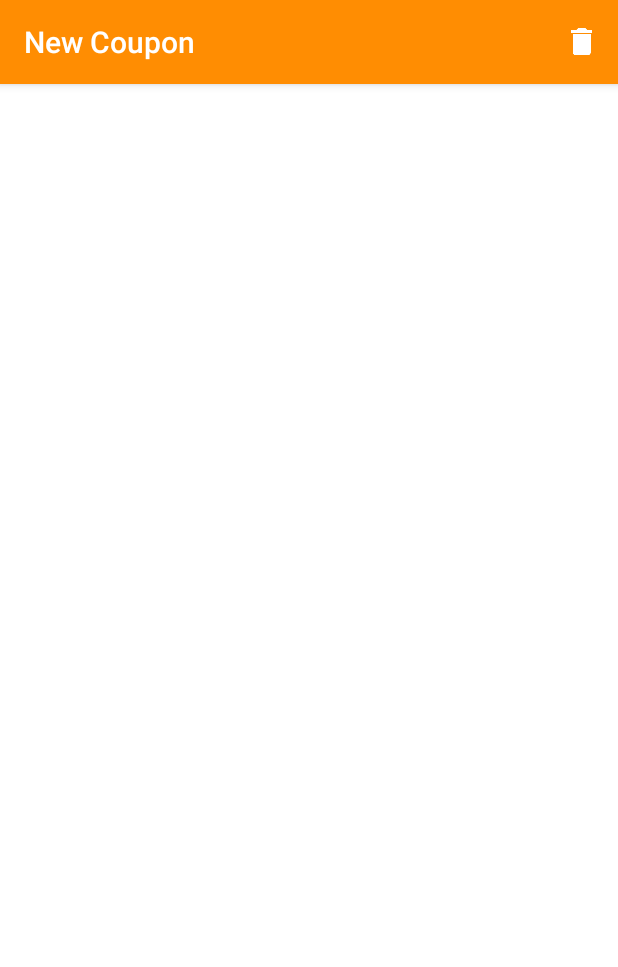
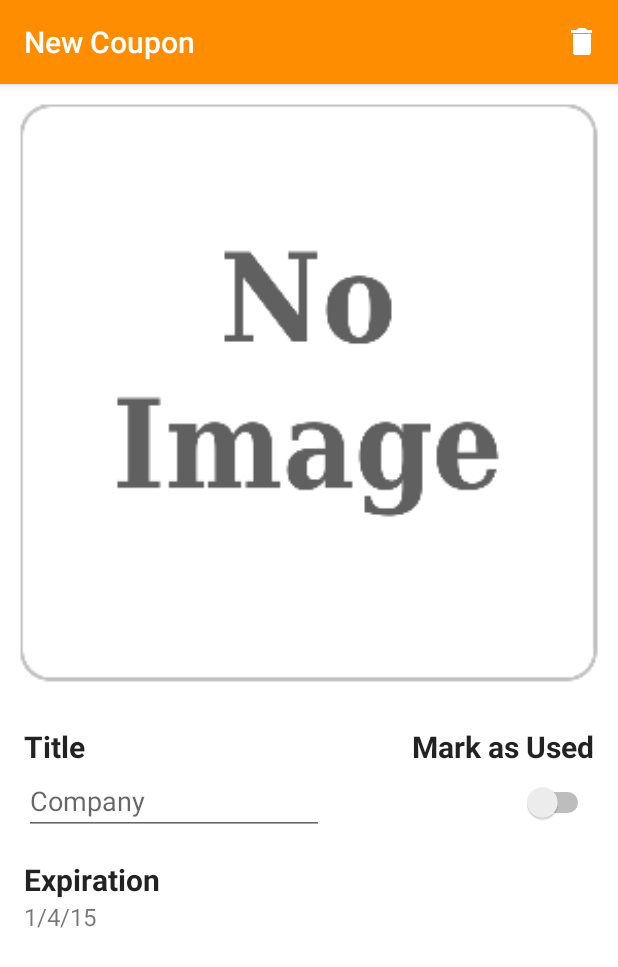
Before and after one commit to jam0cam/CouponKeeper, an Android app: the CouponActivity screen opened directly, with no data from a screen before it, on a phone screen of 412 x 824 dp. Shown: the top 967 px of the screen. Run offline under Robolectric (Android 15) with nearby library versions, the phone set to English and light mode, and no system bars; our stand-ins replace ButterKnife, Picasso; libraries missing offline, so code that uses them is left out: com.nostra13.universalimageloader; 1 statement that could not run was skipped.

```diff
--- a/app/src/main/java/com/jiacorp/couponkeeper/CouponActivity.java
+++ b/app/src/main/java/com/jiacorp/couponkeeper/CouponActivity.java
@@ -150,6 +150,7 @@ public class CouponActivity extends ActionBarActivity {
             mTvDate.setText(date);
             mImgMain.setImageDrawable(getResources().getDrawable(R.drawable.no_image));
             mDisplayedUri = null;
+            mScrollView.setVisibility(View.VISIBLE);
         }
 
         mDbHandler = ((CouponApplication)getApplication()).getDbHandler();
--- a/app/src/main/res/drawable-v21/oval_ripple.xml
+++ b/app/src/main/res/drawable-v21/oval_ripple.xml
@@ -1,7 +1,7 @@
 <?xml version="1.0" encoding="utf-8"?>
 
 <ripple xmlns:android="http://schemas.android.com/apk/res/android"
-    android:color="@color/blue_ripple">
+    android:color="@color/orange_ripple">
     <item>
         <shape android:shape="oval">
             <solid android:color="?colorPrimary"/>
--- a/app/src/main/res/drawable/oval_ripple.xml
+++ b/app/src/main/res/drawable/oval_ripple.xml
@@ -1,5 +1,5 @@
 <?xml version="1.0" encoding="utf-8"?>
 <shape xmlns:android="http://schemas.android.com/apk/res/android"
     android:shape="oval">
-    <solid android:color="?colorPrimary"/>
+    <solid android:color="@color/orange"/>
 </shape>
--- a/app/src/main/res/values/colors.xml
+++ b/app/src/main/res/values/colors.xml
@@ -8,5 +8,6 @@
     <color name="green">#547b36</color>
     <color name="transparent">#00FFFFFF</color>
     <color name="orange">#ff8d02</color>
+    <color name="orange_ripple">#ffffc211</color>
     <color name="dark_orange">#ffaa4801</color>
 </resources>
```
Also changed, not shown: app/src/main/res/drawable-hdpi/launcher.png, app/src/main/res/drawable-mdpi/launcher.png.
